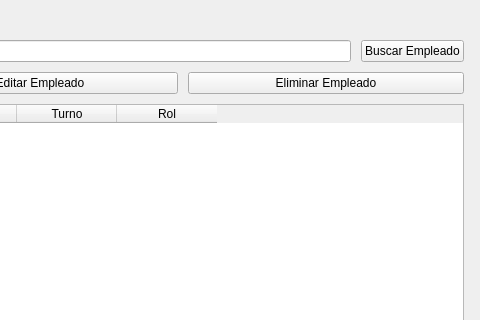
Old version of the form src/views/ui/frm_empleado_list.ui in the repository ati60884341-bit/RIOJA-BIBLIOTECA; both pictures show x 400 to 880 and y 0 to 320 of the 880 by 560 pixel window.
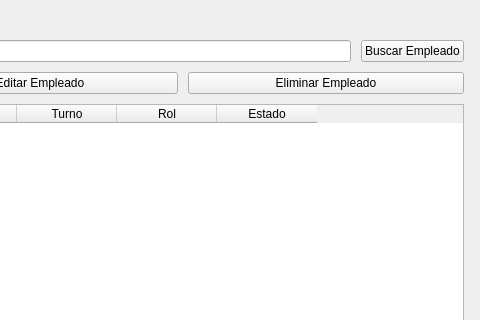
New version of the form.

```diff
--- a/src/views/ui/frm_empleado_list.ui
+++ b/src/views/ui/frm_empleado_list.ui
@@ -122,6 +122,11 @@
        <string>Rol</string>
       </property>
      </column>
+     <column>
+      <property name="text">
+       <string>Estado</string>
+      </property>
+     </column>
     </widget>
    </item>
    <item>
```
